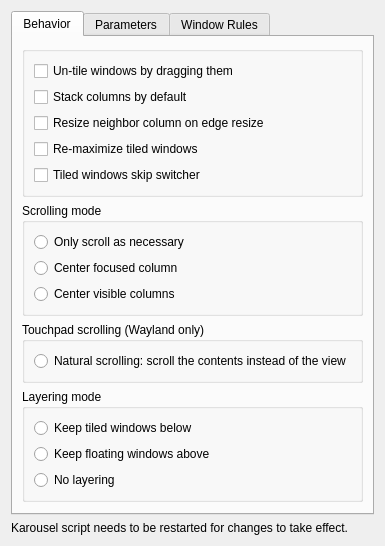
The window that package/contents/ui/config.ui (peterfajdiga/karousel) describes before a commit, drawn with Qt 5.
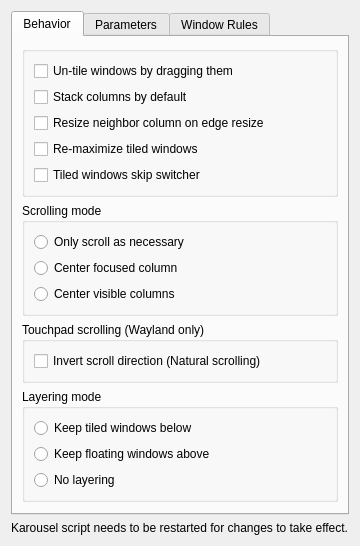
The same window after the commit.

Commit message: fix: change natural scrolling ui option to a checkbox

What changed in the file:
```diff
--- a/package/contents/ui/config.ui
+++ b/package/contents/ui/config.ui
@@ -108,9 +108,9 @@
                                     </property>
                                     <layout class="QVBoxLayout">
                                         <item>
-                                            <widget class="QRadioButton" name="kcfg_naturalScrolling">
+                                            <widget class="QCheckBox" name="kcfg_naturalScrolling">
                                                 <property name="text">
-                                                    <string>Natural scrolling: scroll the contents instead of the view</string>
+                                                    <string>Invert scroll direction (Natural scrolling)</string>
                                                 </property>
                                             </widget>
                                         </item>
```
